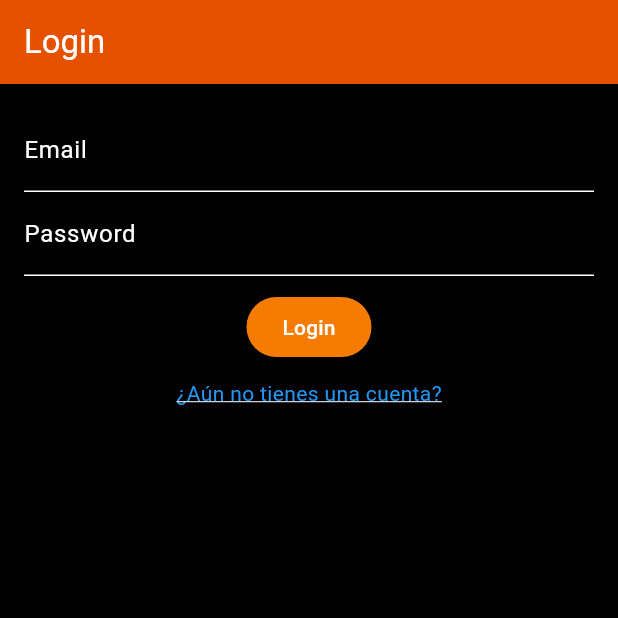
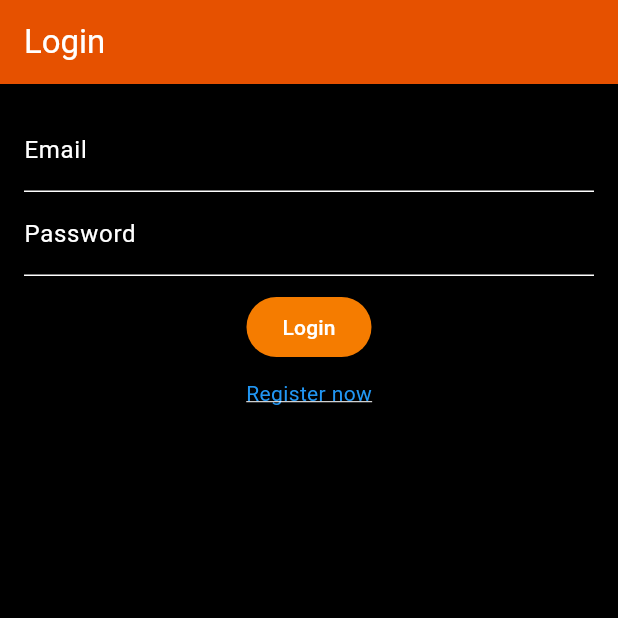
Before and after one commit to nicocth/TrainTrack, a Flutter app: the screen it shows after launch, on a phone screen of 412 x 824 dp, the top half of it. Run offline on Flutter 3.47's test engine with Material 3 defaults, Android fonts, the phone set to English and light mode, and no system bars; our stand-ins replace firebase_auth, firebase_core, flutter_riverpod, sqflite; accounts and stored records are empty; generated files the repository leaves out were written again.

Commit message:
Implemented intl to not hardcode the strings and be able to support the application in English

```diff
--- /dev/null
+++ b/lib/l10n/intl_en.arb
@@ -0,0 +1,5 @@
+{
+    "helloToUser": "Hello {name}",
+    "login": "Login",
+    "access_register": "Register now"
+}
--- /dev/null
+++ b/lib/l10n/intl_es.arb
@@ -0,0 +1,5 @@
+{
+    "helloToUser": "Hola {name}",
+    "login": "Iniciar sesión",
+    "access_register": "¿Aún no tienes una cuenta?"
+}
--- a/lib/presentation/my_app.dart
+++ b/lib/presentation/my_app.dart
@@ -1,6 +1,8 @@
 
 import 'package:flutter/material.dart';
+import 'package:flutter_localizations/flutter_localizations.dart';
 import 'package:train_track/config/theme/app_theme.dart';
+import 'package:train_track/generated/l10n.dart';
 import 'package:train_track/presentation/screens/home/home_screen.dart';
 import 'package:flutter_riverpod/flutter_riverpod.dart';
 import 'package:train_track/presentation/screens/auth/login_screen.dart';
@@ -18,6 +20,16 @@ class MyApp extends ConsumerWidget {
       title: 'TrainTrack',
       debugShowCheckedModeBanner: false,
       theme: AppTheme().getTheme(),
+      localizationsDelegates: [
+        S.delegate,
+        GlobalMaterialLocalizations.delegate,
+        GlobalWidgetsLocalizations.delegate,
+        GlobalCupertinoLocalizations.delegate,
+      ],
+      supportedLocales: [
+        Locale('es'), // Spanish
+        Locale('en'), // English
+      ],
       //verificamos si el usuario esta logueado
       home: authState == null ? const LoginScreen() :  const HomeScreen(),
     );
--- a/lib/presentation/screens/auth/login_screen.dart
+++ b/lib/presentation/screens/auth/login_screen.dart
@@ -1,6 +1,7 @@
 import 'package:flutter/material.dart';
 import 'package:flutter_riverpod/flutter_riverpod.dart';
 import 'package:firebase_auth/firebase_auth.dart';
+import 'package:train_track/generated/l10n.dart';
 import 'package:train_track/presentation/screens/auth/register_screen.dart';
 import 'package:train_track/presentation/screens/home/home_screen.dart';
 import 'package:train_track/presentation/providers/auth_provider.dart';
@@ -105,7 +106,7 @@ class LoginScreenState extends ConsumerState<LoginScreen> {
                   );
                 }
               },
-              child: const Text('Login'),
+              child: Text(S.current.login),
             ),
             const SizedBox(height: 10),
             GestureDetector(
@@ -115,9 +116,9 @@ class LoginScreenState extends ConsumerState<LoginScreen> {
                   MaterialPageRoute(builder: (context) => RegisterScreen()),
                 );
               },
-              child: const Text(
-                '¿Aún no tienes una cuenta?',
-                style: TextStyle(
+              child: Text(
+                S.current.access_register,
+                style: const TextStyle(
                   decoration: TextDecoration.underline,
                   color: Colors.blue,
                 ),
```
Also changed, not shown: pubspec.yaml (+4 -6 lines), lib/generated/intl/messages_all.dart (added), lib/generated/intl/messages_en.dart (added), lib/generated/intl/messages_es.dart (added), lib/generated/l10n.dart (added), pubspec.lock, 1 other file.
